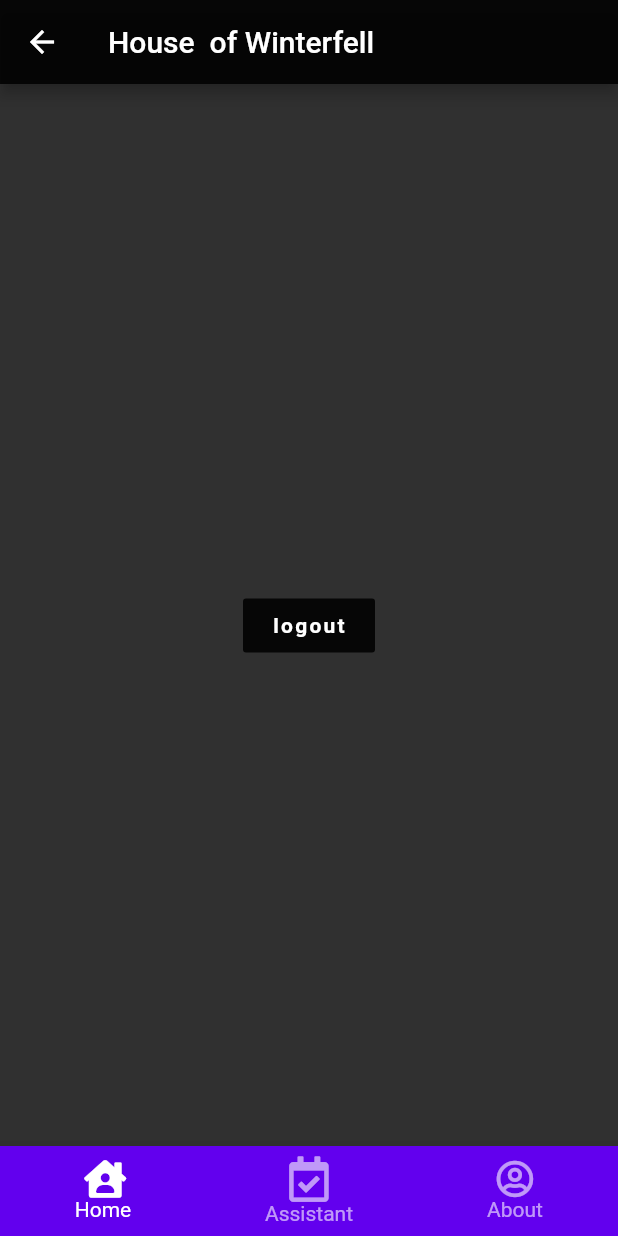
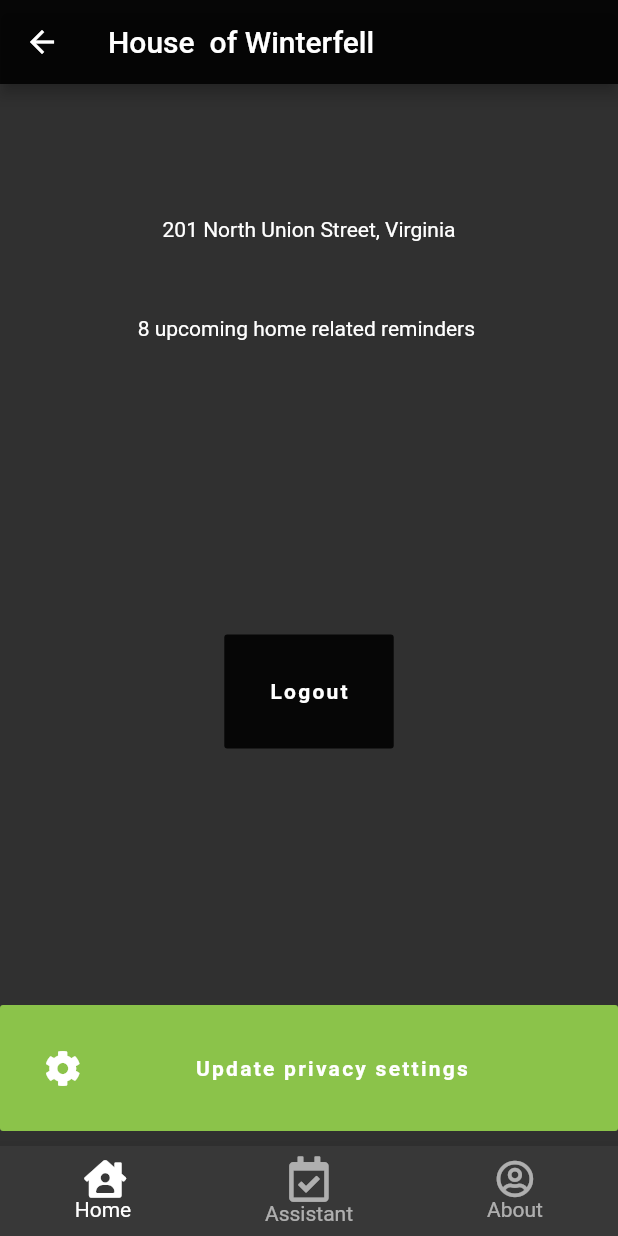
Before and after one commit to stigsfoot/home_assistant_onboard, a Flutter app: the ProfileScreen screen opened by its route, on a phone screen of 412 x 824 dp. Run offline on Flutter 3.47's test engine with Material 2 defaults, Android fonts, the phone set to English and light mode, and no system bars; our stand-ins replace cloud_firestore, firebase_analytics, firebase_auth, font_awesome_flutter, google_sign_in, rxdart; accounts and stored records are empty; Roboto replaces fonts that are missing (Nunito).

Commit message:
feat: logout & privacy settings logic

```diff
--- a/lib/screens/login/login.dart
+++ b/lib/screens/login/login.dart
@@ -1,7 +1,6 @@
 import 'package:flutter/material.dart';
 import 'package:font_awesome_flutter/font_awesome_flutter.dart';
 import '../../services/services.dart';
-import 'package:snack/snack.dart';
 
 class LoginScreen extends StatefulWidget {
   createState() => LoginScreenState();
@@ -35,12 +34,15 @@ class LoginScreenState extends State<LoginScreen> {
             FlutterLogo(
               size: 150,
             ),
+
             Text(
               'Welcome',
               style: Theme.of(context).textTheme.headline5,
               textAlign: TextAlign.center,
             ),
             Text('Home Assistant remembers so you do not have to.'),
+
+            // Button
             LoginButton(
               text: 'LOGIN WITH GOOGLE',
               icon: FontAwesomeIcons.google,
@@ -50,13 +52,14 @@ class LoginScreenState extends State<LoginScreen> {
 
             // Privacy settings
             PrivacySettingsButton(
-              text: 'Privacy consent has been setup',
+              text: 'Update privacy settings',
               icon: FontAwesomeIcons.cog,
               color: Colors.lightGreen,
             ),
+
             Text(
-              'You can always go back to review  and update your privacy settings.',
-              style: Theme.of(context).textTheme.bodyText1,
+              'You can return to review and update your privacy settings.',
+              style: Theme.of(context).textTheme.caption,
               textAlign: TextAlign.center,
             ),
             PrivacySettingsButton(),
@@ -101,7 +104,7 @@ class LoginButton extends StatelessWidget {
   }
 }
 
-// Privacy Settings widget we can reuse
+// Privacy Settings widget
 class PrivacySettingsButton extends StatelessWidget {
   final Color color;
   final IconData icon;
--- a/lib/screens/profile.dart
+++ b/lib/screens/profile.dart
@@ -1,8 +1,10 @@
 import 'package:flutter/material.dart';
 import 'package:firebase_auth/firebase_auth.dart';
 import '../services/services.dart';
+import '../screens/screens.dart';
 import 'package:provider/provider.dart';
 import 'package:home_assistant_onboard/shared/navigation.dart';
+import 'package:font_awesome_flutter/font_awesome_flutter.dart';
 
 class ProfileScreen extends StatelessWidget {
   final AuthService auth = AuthService();
@@ -15,19 +17,19 @@ class ProfileScreen extends StatelessWidget {
       return Scaffold(
         appBar: AppBar(
           backgroundColor: Colors.black87,
-          title:
-              Text('House ' + user.displayName + ' of Winterfell ' ?? 'Anonymous'),
+          title: Text(
+              'House ' + user.displayName + ' of Winterfell ' ?? 'Anonymous'),
         ),
         body: Center(
           child: Column(
             mainAxisAlignment: MainAxisAlignment.spaceEvenly,
             crossAxisAlignment: CrossAxisAlignment.center,
-            children: [
+            children: <Widget>[
               if (user.photoUrl != null)
                 Container(
                   width: 100,
                   height: 100,
-                  margin: EdgeInsets.only(top: 50),
+                  margin: EdgeInsets.only(top: 25),
                   decoration: BoxDecoration(
                     shape: BoxShape.circle,
                     image: DecorationImage(
@@ -35,26 +37,74 @@ class ProfileScreen extends StatelessWidget {
                     ),
                   ),
                 ),
-              Text(user.email ?? '',
-                  style: Theme.of(context).textTheme.caption),
+              Padding(
+                padding: const EdgeInsets.all(25),
+                child: Text(user.email ?? '',
+                    style: Theme.of(context).textTheme.caption),
+              ),
+              Padding(
+                padding: const EdgeInsets.all(25),
+                child: Text('201 North Union Street, Virginia'),
+              ),
+              Padding(
+                padding: const EdgeInsets.all(25),
+                child: Text('8 upcoming home related reminders '),
+              ),
+              Spacer(),
 
-              Spacer(),
               FlatButton(
-                  child: Text('logout'),
+                  child: Text('Logout'),
+                  padding: EdgeInsets.all(30),
                   color: Colors.black87,
                   onPressed: () async {
                     await auth.signOut();
                     Navigator.of(context)
                         .pushNamedAndRemoveUntil('/', (route) => false);
                   }),
-              Spacer()
+              Spacer(),
+
+              // Privacy settings
+
+              PrivacySettingsButton(
+                text: 'Update privacy settings',
+                icon: FontAwesomeIcons.cog,
+                color: Colors.lightGreen,
+              ),
             ],
           ),
         ),
         bottomNavigationBar: AppBottomNav(),
       );
     } else {
-      return Text('not logged in...');
+      return Text('User is not authenticated');
     }
   }
 }
+
+// Logout
+class LogoutButton extends StatelessWidget {
+  final Color color;
+  final IconData icon;
+  final String text;
+
+  const LogoutButton({Key key, this.text, this.icon, this.color})
+      : super(key: key);
+
+  @override
+  Widget build(BuildContext context) {
+    return Container(
+      margin: EdgeInsets.only(bottom: 10),
+      child: FlatButton.icon(
+        padding: EdgeInsets.all(30),
+        icon: Icon(icon, color: Colors.white),
+        color: color,
+        onPressed: () {
+          //TODO: insert privacy overlay
+        },
+        label: Expanded(
+          child: Text('$text', textAlign: TextAlign.center),
+        ),
+      ),
+    );
+  }
+}
--- a/lib/shared/loader.dart
+++ b/lib/shared/loader.dart
@@ -4,7 +4,7 @@ class Loader extends StatelessWidget {
   @override
   Widget build(BuildContext context) {
     return Container(
-      padding: EdgeInsets.all(16.0),
+      padding: EdgeInsets.all(16),
       child: LinearProgressIndicator(),
     );
   }
--- a/lib/shared/navigation.dart
+++ b/lib/shared/navigation.dart
@@ -6,7 +6,7 @@ class AppBottomNav extends StatelessWidget {
   Widget build(BuildContext context) {
     return BottomNavigationBar(
       type: BottomNavigationBarType.fixed,
-      backgroundColor: Color(0xFF6200EE),
+      backgroundColor: Color(0xFF383838),
       selectedItemColor: Colors.white,
       unselectedItemColor: Colors.white.withOpacity(.60),
       selectedFontSize: 14,
@@ -16,8 +16,7 @@ class AppBottomNav extends StatelessWidget {
             icon: Icon(FontAwesomeIcons.houseUser, size: 25),
             title: Text('Home')),
         BottomNavigationBarItem(
-            icon: Icon(FontAwesomeIcons.calendarCheck,
-                size: 30),
+            icon: Icon(FontAwesomeIcons.calendarCheck, size: 30),
             title: Text('Assistant')),
         BottomNavigationBarItem(
             icon: Icon(FontAwesomeIcons.userCircle, size: 25),
```
Also changed, not shown: 1 other file.
